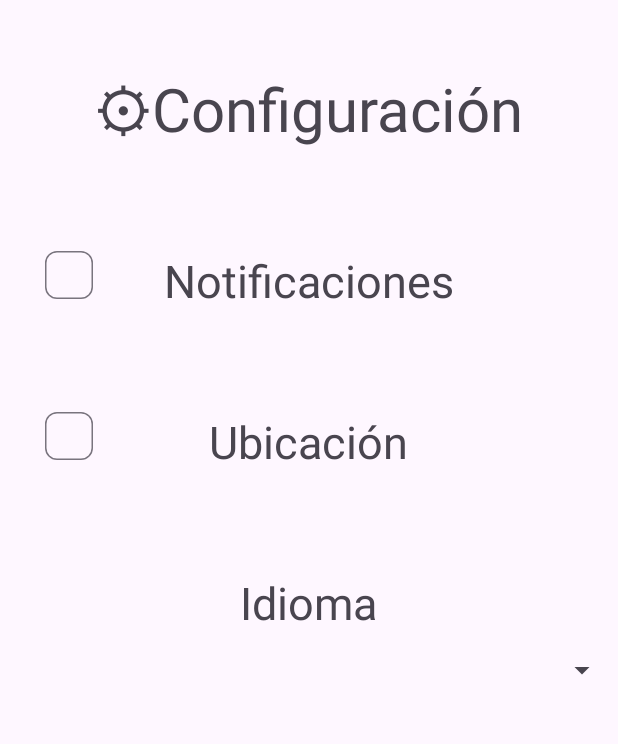
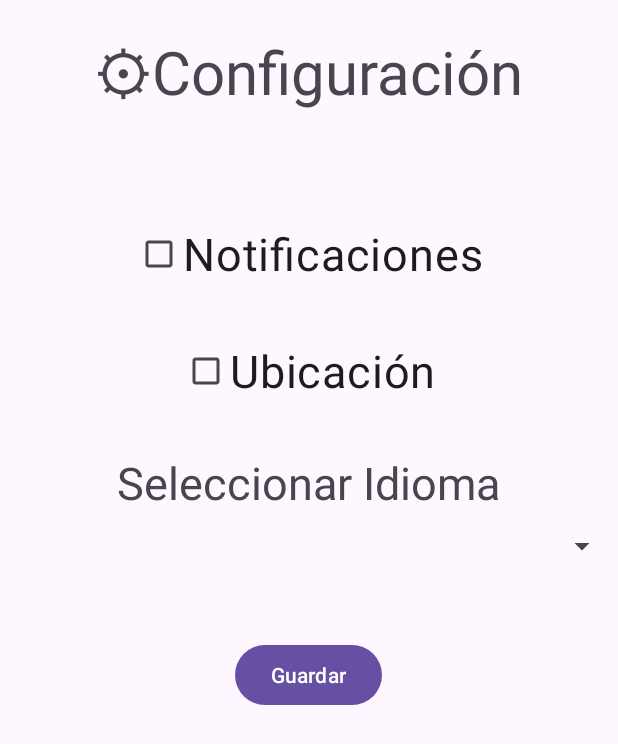
Before and after one commit to AngelAdrianMR/ElRinconDelTenedor, an Android app: the fragment SettingFragment shown on its own in the app's theme, on a phone screen of 412 x 824 dp. Shown: the top 744 px of the screen. Run offline under Robolectric (Android 15) with nearby library versions, the phone set to English and light mode, and no system bars.

Commit message:
Añadido strings xml en inglés La pantalla de cnfiguración esta ahora está hecha usando sharedPreferences y los check se marcan y desmarcan. En los distintos Home ya no hay barras de busqueda

```diff
--- a/app/src/main/java/com/example/elrincondeltenedor/MainActivity.kt
+++ b/app/src/main/java/com/example/elrincondeltenedor/MainActivity.kt
@@ -18,10 +18,13 @@ import com.example.elrincondeltenedor.databinding.ActivityMainBinding
 import com.example.elrincondeltenedor.databinding.CreateAccountBinding
 import com.example.elrincondeltenedor.databinding.SettingScreenBinding
 import com.example.elrincondeltenedor.databinding.ToolbarGeneralBinding
+import java.util.Locale
 
 class MainActivity : AppCompatActivity() {
 
     private lateinit var binding: ActivityMainBinding
+    private lateinit var sharedPreferencesHelper: SharedPreferencesManager
+
 
     override fun onCreate(savedInstanceState: Bundle?) {
         super.onCreate(savedInstanceState)
@@ -32,7 +35,10 @@ class MainActivity : AppCompatActivity() {
 
         // Configura el menú flotante
         configureFloatingMenu()
+
+
     }
+
 
     private fun configureFloatingMenu() {
         val fabMenu = findViewById<ImageView>(R.id.imageMenu)
--- a/app/src/main/java/com/example/elrincondeltenedor/SettingFragment.kt
+++ b/app/src/main/java/com/example/elrincondeltenedor/SettingFragment.kt
@@ -1,23 +1,55 @@
 package com.example.elrincondeltenedor
 
+import android.content.Context
+import android.content.SharedPreferences
 import android.os.Bundle
 import android.view.LayoutInflater
 import android.view.View
 import android.view.ViewGroup
-import androidx.activity.enableEdgeToEdge
-import androidx.appcompat.app.AppCompatActivity
+import android.widget.CheckBox
+import android.widget.Toast
 import androidx.fragment.app.Fragment
 import com.example.elrincondeltenedor.databinding.SettingScreenBinding
 
 class SettingFragment : Fragment() {
-    private lateinit var _binding: SettingScreenBinding
-    private val binding get() = _binding
+    private var _binding: SettingScreenBinding? = null
+    private val binding get() = _binding!!
+    private lateinit var sharedPreferences: SharedPreferences
 
     override fun onCreateView(
         inflater: LayoutInflater, container: ViewGroup?,
         savedInstanceState: Bundle?
     ): View {
         _binding = SettingScreenBinding.inflate(inflater, container, false)
+
+        // Inicializar SharedPreferences
+        sharedPreferences = requireContext().getSharedPreferences("AppPreferences", Context.MODE_PRIVATE)
+
+        // Configurar CheckBox de notificaciones y ubicación
+        setupCheckBox(binding.checkBoxNotificaciones, "notificaciones")
+        setupCheckBox(binding.checkBoxUbicacion, "ubicacion")
+
         return binding.root
     }
+
+    private fun setupCheckBox(checkBox: CheckBox, key: String) {
+        // Cargar el estado guardado
+        val isChecked = sharedPreferences.getBoolean(key, false)
+        checkBox.isChecked = isChecked
+
+        // Guardar el estado al cambiar
+        checkBox.setOnCheckedChangeListener { _, isChecked ->
+            sharedPreferences.edit().putBoolean(key, isChecked).apply()
+            showToast("${checkBox.text} ${if (isChecked) "activado" else "desactivado"}")
+        }
+    }
+
+    private fun showToast(message: String) {
+        Toast.makeText(requireContext(), message, Toast.LENGTH_SHORT).show()
+    }
+
+    override fun onDestroyView() {
+        super.onDestroyView()
+        _binding = null
+    }
 }
--- a/app/src/main/java/com/example/elrincondeltenedor/SharedPreferencesManager.kt
+++ b/app/src/main/java/com/example/elrincondeltenedor/SharedPreferencesManager.kt
@@ -22,4 +22,5 @@ class SharedPreferencesManager(context: Context) {
     fun getUserPassword(): String? {
         return sharedPreferences.getString("correo_usuario", "correousuario@gmail.com")
     }
+
 }
--- a/app/src/main/res/layout/activity_main.xml
+++ b/app/src/main/res/layout/activity_main.xml
@@ -10,7 +10,8 @@
         layout="@layout/toolbar_general"
         android:id="@+id/toolBar"
         android:layout_width="match_parent"
-        android:layout_height="wrap_content" />
+        android:layout_height="wrap_content"
+        android:fitsSystemWindows="true" />
 
     <androidx.fragment.app.FragmentContainerView
         android:id="@+id/nav_host_fragment"
--- a/app/src/main/res/layout/collection_screen.xml
+++ b/app/src/main/res/layout/collection_screen.xml
@@ -8,7 +8,7 @@
     <TextView
         android:layout_width="match_parent"
         android:layout_height="wrap_content"
-        android:text="Colecciones"/>
+        android:text="@string/colecciones"/>
 
     <TextView
         android:id="@+id/textEmpty"
--- a/app/src/main/res/layout/home02_cardview.xml
+++ b/app/src/main/res/layout/home02_cardview.xml
@@ -42,7 +42,7 @@
                     android:id="@+id/descriptionRestaurant"
                     android:layout_width="wrap_content"
                     android:layout_height="wrap_content"
-                    android:text="Valoración"
+                    android:text="@string/valoraci_n"
                     android:textSize="14sp"
                     android:textColor="@android:color/darker_gray"
                     android:layout_marginTop="4dp" />
--- a/app/src/main/res/layout/item_cardview_valoraciones.xml
+++ b/app/src/main/res/layout/item_cardview_valoraciones.xml
@@ -27,7 +27,7 @@
             <TextView
                 android:layout_width="wrap_content"
                 android:layout_height="wrap_content"
-                android:text="Valoracion"/>
+                android:text="@string/valoracion"/>
 
         </LinearLayout>
 
--- a/app/src/main/res/layout/setting_screen.xml
+++ b/app/src/main/res/layout/setting_screen.xml
@@ -1,69 +1,62 @@
-<?xml version="1.0" encoding="utf-8"?>
 <RelativeLayout
-    xmlns:app="http://schemas.android.com/apk/res-auto"
+    xmlns:android="http://schemas.android.com/apk/res/android"
     xmlns:tools="http://schemas.android.com/tools"
-    xmlns:android="http://schemas.android.com/apk/res/android"
+    android:layout_width="match_parent"
     android:layout_height="match_parent"
-    android:layout_width="match_parent"
-    android:id="@+id/settings">
-
+    tools:context=".SettingFragment">
 
     <TextView
         android:id="@+id/conf"
         android:layout_width="wrap_content"
         android:layout_height="wrap_content"
         android:layout_centerHorizontal="true"
-        android:layout_marginTop="20pt"
+        android:layout_marginTop="20dp"
         android:textSize="40sp"
-        android:text="⚙Configuración" />
+        android:text="@string/configuracion" />
 
-    <TextView
-        android:id="@+id/notificaciones"
+    <CheckBox
+        android:id="@+id/checkBoxNotificaciones"
         android:layout_width="wrap_content"
         android:layout_height="wrap_content"
-        android:layout_below="@+id/conf"
+        android:layout_below="@id/conf"
         android:layout_centerHorizontal="true"
-        android:layout_marginTop="30pt"
-        android:textSize="30sp"
-        android:text="Notificaciones" />
+        android:layout_marginTop="70dp"
+        android:text="@string/notificaciones"
+        android:textSize="30sp" />
 
-    <com.google.android.material.chip.Chip
-        android:id="@+id/chip"
+    <CheckBox
+        android:id="@+id/checkBoxUbicacion"
         android:layout_width="wrap_content"
         android:layout_height="wrap_content"
-        android:layout_alignBottom="@id/notificaciones"
-        android:layout_marginLeft="10pt"/>
-
-    <com.google.android.material.chip.Chip
-        android:id="@+id/chip2"
-        android:layout_width="wrap_content"
-        android:layout_height="wrap_content"
-        android:layout_alignBottom="@id/ubicacion"
-        android:layout_marginLeft="10pt" />
-
-    <TextView
-        android:id="@+id/ubicacion"
-        android:layout_width="wrap_content"
-        android:layout_height="wrap_content"
-        android:layout_below="@+id/notificaciones"
+        android:layout_below="@id/checkBoxNotificaciones"
         android:layout_centerHorizontal="true"
-        android:layout_marginTop="30pt"
-        android:textSize="30sp"
-        android:text="Ubicación"/>
+        android:layout_marginTop="30dp"
+        android:text="@string/ubicacion"
+        android:textSize="30sp"/>
 
     <TextView
         android:id="@+id/idioma"
         android:layout_width="wrap_content"
         android:layout_height="wrap_content"
+        android:layout_below="@id/checkBoxUbicacion"
         android:layout_centerHorizontal="true"
-        android:layout_below="@id/ubicacion"
-        android:layout_marginTop="30pt"
+        android:layout_marginTop="30dp"
         android:textSize="30sp"
-        android:text="Idioma" />
+        android:text="@string/idioma" />
 
     <Spinner
         android:id="@+id/spinner"
         android:layout_width="match_parent"
-        android:layout_height="50dp"
+        android:layout_height="wrap_content"
+        android:layout_marginTop="10dp"
         android:layout_below="@id/idioma" />
+
+    <Button
+        android:id="@+id/btnSave"
+        android:layout_width="wrap_content"
+        android:layout_height="wrap_content"
+        android:layout_below="@id/spinner"
+        android:text="@string/guardar"
+        android:layout_centerHorizontal="true"
+        android:layout_marginTop="50dp" />
 </RelativeLayout>
--- a/app/src/main/res/layout/toolbar_general.xml
+++ b/app/src/main/res/layout/toolbar_general.xml
@@ -8,7 +8,8 @@
     xmlns:app="http://schemas.android.com/apk/res-auto"
     xmlns:tools="http://schemas.android.com/tools"
     app:title="@string/app_name"
-    app:popupTheme="@style/ThemeOverlay.AppCompat.Light">
+    app:popupTheme="@style/ThemeOverlay.AppCompat.Light"
+    android:fitsSystemWindows="true" >
 
     <FrameLayout
         android:layout_width="wrap_content"
```
Also changed, not shown: app/src/main/res/layout/home_screen_01.xml (+0 -15 lines), app/src/main/res/layout/screen_home_02.xml (+1 -14 lines), app/src/main/res/layout/screen_user_profile.xml (+5 -5 lines), app/src/main/res/layout/valoraciones_recyclerview.xml (+4 -4 lines), app/src/main/res/values/strings.xml (+21 -0 lines), 1 other file.
